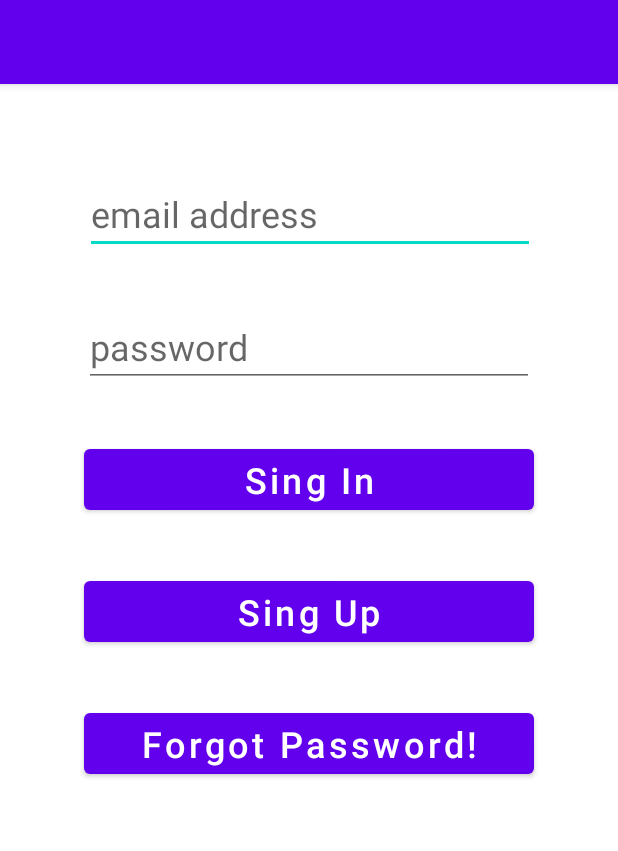
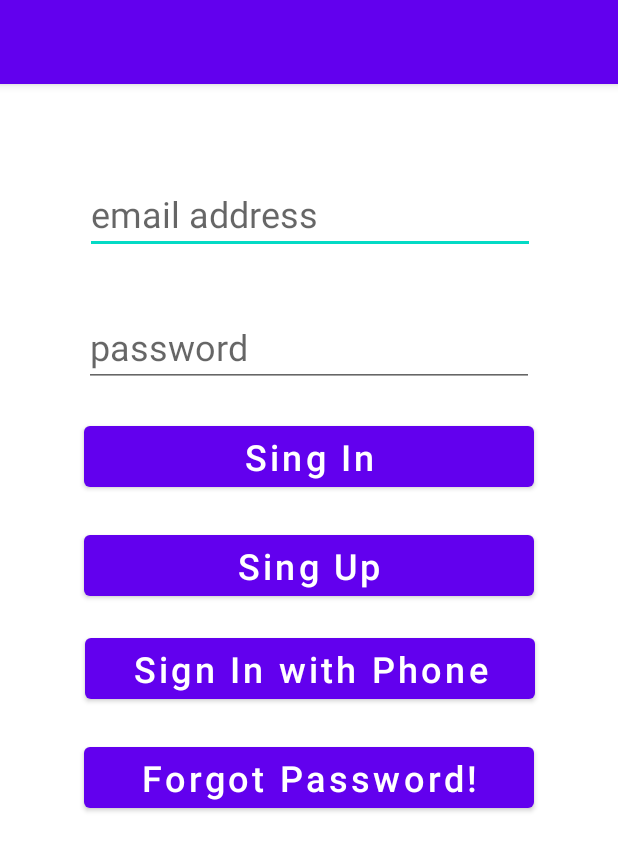
Before and after one commit to yashar-akish/AndroidFirebase, an Android app: the screen it shows after launch (MainActivity), on a phone screen of 412 x 824 dp. Shown: the top 851 px of the screen. Run offline under Robolectric (Android 15) with nearby library versions, the light colour scheme and no system bars; our stand-ins replace Firebase (no records; nobody signed in at launch, a user with empty details on screens opened directly).

Commit message:
firebase phone number authentication

```diff
--- a/app/src/main/AndroidManifest.xml
+++ b/app/src/main/AndroidManifest.xml
@@ -9,7 +9,9 @@
         android:roundIcon="@mipmap/ic_launcher_round"
         android:supportsRtl="true"
         android:theme="@style/Theme.AndroidFirebase">
-        <activity android:name=".ForgetActivity"></activity>
+        <activity android:name=".PhoneSignActivity"
+            android:parentActivityName=".MainActivity"></activity>
+        <activity android:name=".ForgetActivity" />
         <activity android:name=".main_menu" />
         <activity
             android:name=".SignUpActivity"
--- a/app/src/main/java/com/company/androidfirebase/MainActivity.java
+++ b/app/src/main/java/com/company/androidfirebase/MainActivity.java
@@ -19,7 +19,7 @@ import com.google.firebase.auth.FirebaseUser;
 public class MainActivity extends AppCompatActivity {
 
     EditText email, password;
-    Button signIn, signUp, forgot;
+    Button signIn, signUp, forgot, phone;
 
     FirebaseAuth auth = FirebaseAuth.getInstance();
 
@@ -33,6 +33,7 @@ public class MainActivity extends AppCompatActivity {
         signIn = findViewById(R.id.signInBtn);
         signUp = findViewById(R.id.signUpBtn);
         forgot = findViewById(R.id.resetBtn);
+        phone = findViewById(R.id.phoneSignBtn);
 
         signIn.setOnClickListener(new View.OnClickListener() {
             @Override
@@ -48,6 +49,7 @@ public class MainActivity extends AppCompatActivity {
             public void onClick(View v) {
                 Intent intent = new Intent(MainActivity.this, SignUpActivity.class);
                 startActivity(intent);
+                finish();
             }
         });
 
@@ -55,6 +57,14 @@ public class MainActivity extends AppCompatActivity {
             @Override
             public void onClick(View v) {
                 Intent intent = new Intent(MainActivity.this, ForgetActivity.class);
+                startActivity(intent);
+            }
+        });
+
+        phone.setOnClickListener(new View.OnClickListener() {
+            @Override
+            public void onClick(View v) {
+                Intent intent = new Intent(MainActivity.this, PhoneSignActivity.class);
                 startActivity(intent);
             }
         });
--- a/app/src/main/res/layout/activity_main.xml
+++ b/app/src/main/res/layout/activity_main.xml
@@ -39,7 +39,7 @@
         android:id="@+id/signInBtn"
         android:layout_width="300dp"
         android:layout_height="wrap_content"
-        android:layout_marginTop="35dp"
+        android:layout_marginTop="20dp"
         android:text="Sing In"
         android:textAllCaps="false"
         android:textSize="24sp"
@@ -52,7 +52,7 @@
         android:id="@+id/signUpBtn"
         android:layout_width="300dp"
         android:layout_height="wrap_content"
-        android:layout_marginTop="35dp"
+        android:layout_marginTop="20dp"
         android:text="Sing Up"
         android:textAllCaps="false"
         android:textSize="24sp"
@@ -65,12 +65,25 @@
         android:id="@+id/resetBtn"
         android:layout_width="300dp"
         android:layout_height="wrap_content"
-        android:layout_marginTop="35dp"
+        android:layout_marginTop="20dp"
         android:text="Forgot Password!"
         android:textAllCaps="false"
         android:textSize="24sp"
         app:layout_constraintEnd_toEndOf="parent"
         app:layout_constraintHorizontal_bias="0.5"
         app:layout_constraintStart_toStartOf="parent"
+        app:layout_constraintTop_toBottomOf="@+id/phoneSignBtn" />
+
+    <Button
+        android:id="@+id/phoneSignBtn"
+        android:layout_width="300dp"
+        android:layout_height="wrap_content"
+        android:layout_marginTop="16dp"
+        android:text="Sign In with Phone"
+        android:textAllCaps="false"
+        android:textSize="24sp"
+        app:layout_constraintEnd_toEndOf="parent"
+        app:layout_constraintHorizontal_bias="0.504"
+        app:layout_constraintStart_toStartOf="parent"
         app:layout_constraintTop_toBottomOf="@+id/signUpBtn" />
 </androidx.constraintlayout.widget.ConstraintLayout>
```
Also changed, not shown: app/src/main/java/com/company/androidfirebase/PhoneSignActivity.java (added, +98 -0 lines), app/src/main/res/layout/activity_phone_sign.xml (added, +58 -0 lines).
